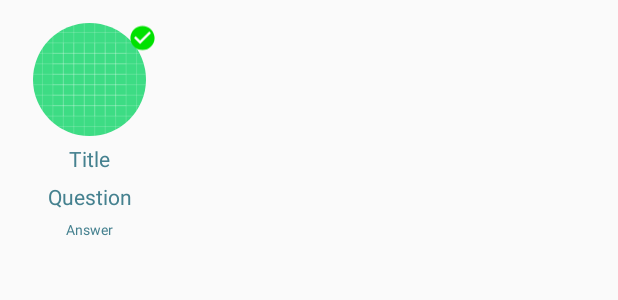
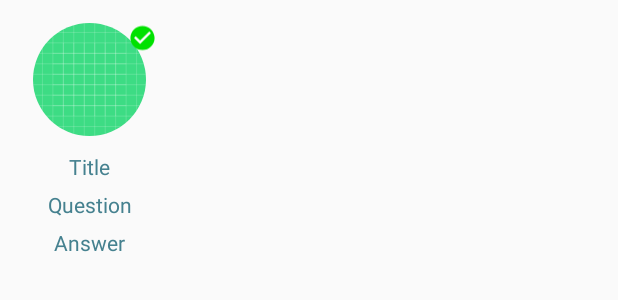
Before and after one commit to Drioskarii/velfaerdsApp, an Android app: the layout select_item.xml on its own in the app's theme, with its tools: preview values and no code run, on a phone screen of 412 x 824 dp. Shown: the top 300 px of the screen. Run offline under Robolectric (Android 15) with nearby library versions, the phone set to English and light mode, and no system bars.

Commit message:
select_item.xml updated with title

```diff
--- a/app/src/main/res/layout-v26/select_item.xml
+++ b/app/src/main/res/layout-v26/select_item.xml
@@ -7,7 +7,7 @@
         app:cardBackgroundColor="#00000000"
         app:cardElevation="1dp"
         android:layout_width="100dp"
-        android:layout_height="150dp"
+        android:layout_height="165dp"
         android:layout_margin="10dp"
 
         android:layout_centerInParent="true">
@@ -25,6 +25,7 @@
                 android:layout_centerHorizontal="true"
                 android:id="@+id/imageIcon"
                 android:src="@drawable/ic_launcher_background" />
+
             <ImageView
                 android:id="@+id/selectConfirm"
                 android:src="@drawable/ic_baseline_check_circle_20"
@@ -36,11 +37,12 @@
                 android:layout_marginBottom="5dp"></ImageView>
 
             <TextView
-                android:id="@+id/select_txtQuestion"
+                android:id="@+id/select_txtTitle"
                 android:layout_width="wrap_content"
                 android:layout_height="20dp"
                 android:layout_below="@+id/imageIcon"
                 android:layout_centerHorizontal="true"
+                android:layout_marginTop="5dp"
                 android:autoSizeMaxTextSize="15sp"
                 android:autoSizeMinTextSize="8sp"
                 android:autoSizeTextType="uniform"
@@ -49,10 +51,10 @@
                 android:textColor="@color/designBlue" />
 
             <TextView
-                android:id="@+id/select_txtTitle"
+                android:id="@+id/select_txtQuestion"
                 android:layout_width="wrap_content"
                 android:layout_height="20dp"
-                android:layout_below="@+id/select_txtQuestion"
+                android:layout_below="@+id/select_txtTitle"
                 android:layout_centerHorizontal="true"
                 android:layout_marginTop="5dp"
                 android:autoSizeMaxTextSize="15sp"
@@ -66,7 +68,7 @@
                 android:id="@+id/select_txtAnswer"
                 android:layout_width="wrap_content"
                 android:layout_height="20dp"
-                android:layout_below="@+id/select_txtTitle"
+                android:layout_below="@+id/select_txtQuestion"
                 android:layout_centerHorizontal="true"
                 android:layout_marginTop="5dp"
                 android:autoSizeMaxTextSize="15sp"
--- a/app/src/main/res/layout/select_item.xml
+++ b/app/src/main/res/layout/select_item.xml
@@ -7,7 +7,7 @@
         app:cardBackgroundColor="#00000000"
         app:cardElevation="1dp"
         android:layout_width="100dp"
-        android:layout_height="150dp"
+        android:layout_height="165dp"
         android:layout_margin="10dp"
 
         android:layout_centerInParent="true">
@@ -16,8 +16,6 @@
             android:id="@+id/onClickbtn"
             android:layout_width="match_parent"
             android:layout_height="match_parent">
-
-
 
             <de.hdodenhof.circleimageview.CircleImageView
                 android:layout_width="75dp"
@@ -38,13 +36,13 @@
                 android:layout_marginRight="5dp"
                 android:layout_marginBottom="5dp"></ImageView>
 
-
             <TextView
-                android:id="@+id/select_txtQuestion"
+                android:id="@+id/select_txtTitle"
                 android:layout_width="wrap_content"
                 android:layout_height="20dp"
                 android:layout_below="@+id/imageIcon"
                 android:layout_centerHorizontal="true"
+                android:layout_marginTop="5dp"
                 android:autoSizeMaxTextSize="15sp"
                 android:autoSizeMinTextSize="8sp"
                 android:autoSizeTextType="uniform"
@@ -53,10 +51,10 @@
                 android:textColor="@color/designBlue" />
 
             <TextView
-                android:id="@+id/select_txtTitle"
+                android:id="@+id/select_txtQuestion"
                 android:layout_width="wrap_content"
                 android:layout_height="20dp"
-                android:layout_below="@+id/select_txtQuestion"
+                android:layout_below="@+id/select_txtTitle"
                 android:layout_centerHorizontal="true"
                 android:layout_marginTop="5dp"
                 android:autoSizeMaxTextSize="15sp"
@@ -70,7 +68,7 @@
                 android:id="@+id/select_txtAnswer"
                 android:layout_width="wrap_content"
                 android:layout_height="20dp"
-                android:layout_below="@+id/select_txtTitle"
+                android:layout_below="@+id/select_txtQuestion"
                 android:layout_centerHorizontal="true"
                 android:layout_marginTop="5dp"
                 android:autoSizeMaxTextSize="15sp"
```
